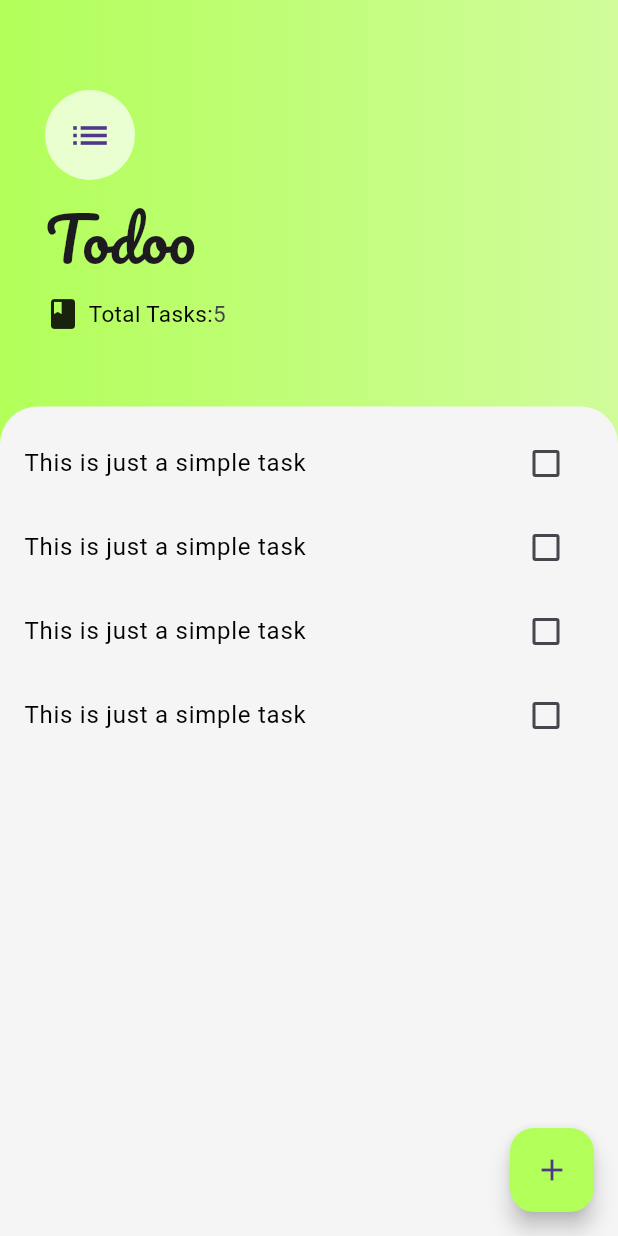
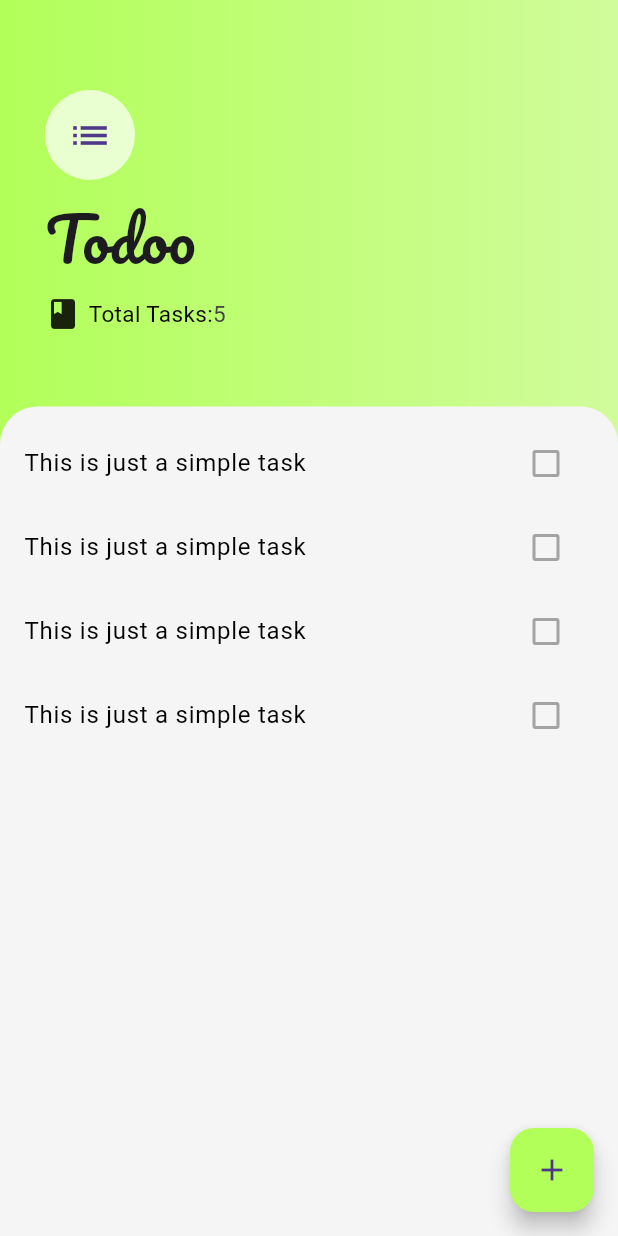
Before and after one commit to irehaan/Upskill_Gujranwala_Files, a Flutter app: the screen it shows after launch, on a phone screen of 412 x 824 dp. Run offline on Flutter 3.47's test engine with Material 3 defaults, Android fonts, the phone set to English and light mode, and no system bars; our stand-ins replace geolocator, get, permission_handler.

Commit message:
updated code To do list

```diff
--- a/todoo/lib/widgets/task_list.dart
+++ b/todoo/lib/widgets/task_list.dart
@@ -8,12 +8,12 @@ class tasklist extends StatelessWidget {
 
   @override
   Widget build(BuildContext context) {
-    return ListView(children: [
-      const SizedBox(height: 10),
-      tasktile(),
-      tasktile(),
-      tasktile(),
-      tasktile(),
+    return ListView(children: const [
+      SizedBox(height: 10),
+      TaskTile(),
+      TaskTile(),
+      TaskTile(),
+      TaskTile(),
     ]);
   }
 }
--- a/todoo/lib/widgets/task_tile.dart
+++ b/todoo/lib/widgets/task_tile.dart
@@ -1,42 +1,18 @@
 import 'package:flutter/material.dart';
 
-class tasktile extends StatefulWidget {
-  const tasktile({super.key});
-
-  @override
-  State<tasktile> createState() => _tasktileState();
-}
-
-class _tasktileState extends State<tasktile> {
-  bool isChecked = false;
+class TaskTile extends StatelessWidget {
+  const TaskTile({
+    super.key,
+  });
 
   @override
   Widget build(BuildContext context) {
-    return ListTile(
+    return const ListTile(
       title: Text(
         'This is just a simple task',
-        style: TextStyle(
-            color: Colors.black,
-            decoration: isChecked ? TextDecoration.lineThrough : null),
+        style: TextStyle(color: Colors.black),
       ),
-      trailing: taskcheckbox(isChecked),
+      trailing: Checkbox(value: false, onChanged: null),
     );
   }
 }
-
-class taskcheckbox extends StatelessWidget {
-  final bool CheckboxState;
-
-  const taskcheckbox(this.CheckboxState, {super.key});
-  @override
-  Widget build(BuildContext context) {
-    return Checkbox(
-        activeColor: Colors.black,
-        value: CheckboxState,
-        onChanged: (newValue) {
-          // setState(() {
-          //   isChecked = newValue!;
-          // });
-        });
-  }
-}
```
